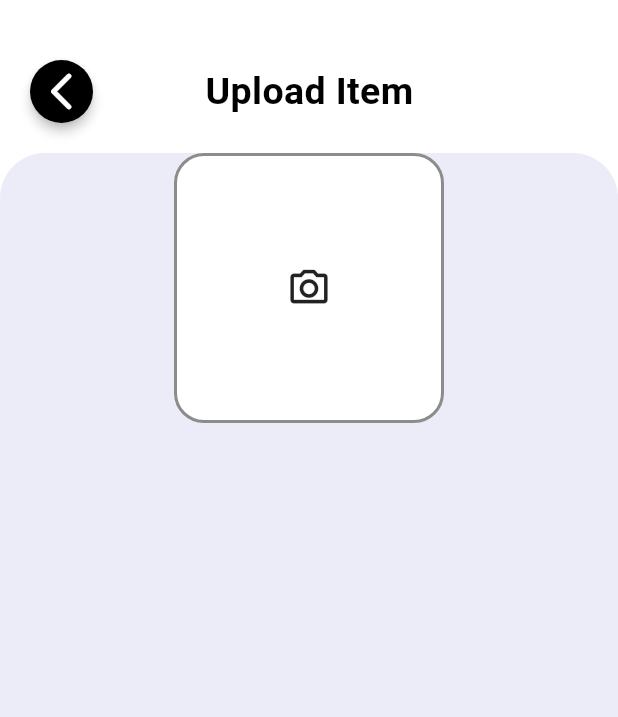
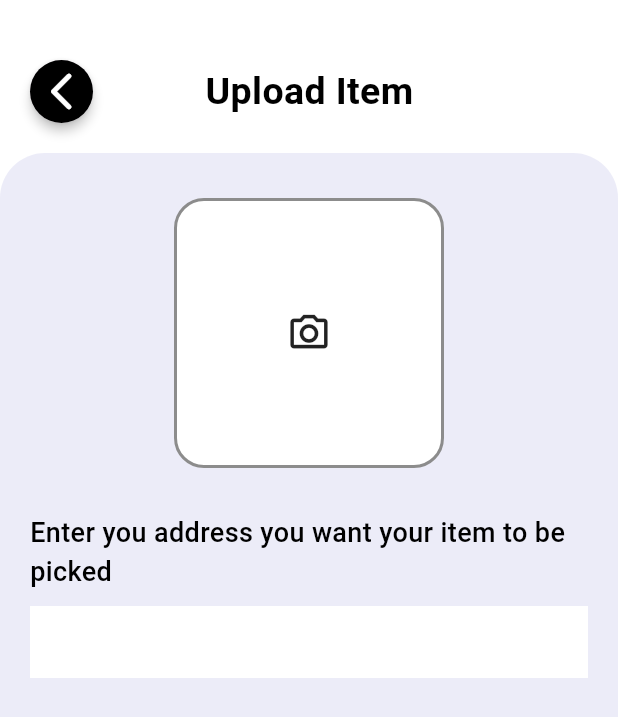
Before and after one commit to keshav-github02/EcoCredit, a Flutter app: the screen it shows after launch, on a phone screen of 412 x 824 dp. Shown: the top 717 px of the screen. Run offline on Flutter 3.47's test engine with Material 3 defaults, Android fonts, the phone set to English and light mode, and no system bars; our stand-ins replace cloud_firestore, firebase_auth, firebase_core, google_sign_in; accounts and stored records are empty.

Commit message:
updating ui

```diff
--- a/lib/pages/upload_item.dart
+++ b/lib/pages/upload_item.dart
@@ -55,6 +55,7 @@ class _UploadItemState extends State<UploadItem> {
                 ),
                 child: Column(
                   children: [
+                    SizedBox(height: 30.0,),
                     Container(
                       height: 180,
                       width: 180,
@@ -62,6 +63,18 @@ class _UploadItemState extends State<UploadItem> {
                       border: Border.all(color: Colors.black45,width: 2.0),borderRadius: BorderRadius.circular(20)),
                       child: Icon(Icons.camera_alt_outlined,size: 30,),
                     ),
+                    SizedBox(height: 30,),
+                    Padding(
+                      padding: const EdgeInsets.symmetric(horizontal: 20.0),
+                      child: Text("Enter you address you want your item to be picked",style: AppWidget.normalTextstyle(18.0),),
+                    ),
+                    SizedBox(height: 10,),
+                    Container(
+                      margin: EdgeInsets.symmetric(horizontal: 20.0),
+                      decoration: BoxDecoration(color: Colors.white),
+                      child: TextField(
+                        decoration: InputDecoration(border: InputBorder.none),
+                      ),)
                   ],
                 ),
               ),
```
